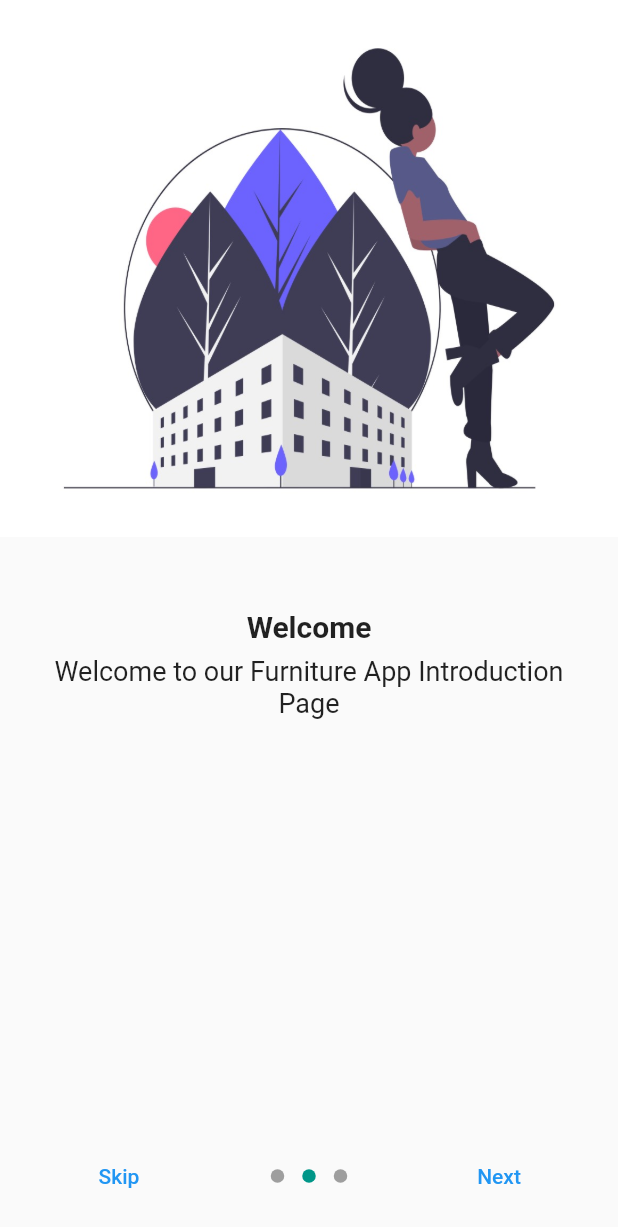
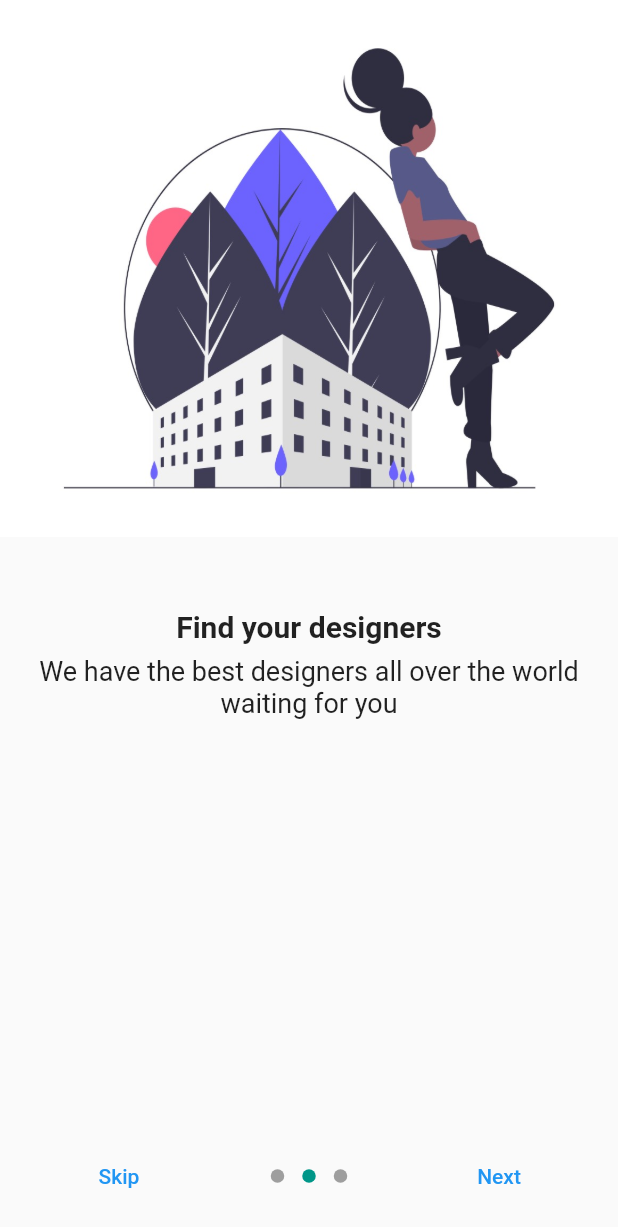
Before and after one commit to ziyadmansy/furniture-project-flutter, a Flutter app: the screen it shows after launch, swiped to page 2, on a phone screen of 412 x 824 dp. Shown: the top 1227 px of the screen. Run offline on Flutter 3.47's test engine with Material 2 defaults, Android fonts, the light colour scheme and no system bars; drawn by our look-alikes of introduction_screen; our stand-ins replace cool_alert, dio, flutter_spinkit, font_awesome_flutter, toast.

Commit message:
minor edits

```diff
--- a/lib/models/post.dart
+++ b/lib/models/post.dart
@@ -7,6 +7,7 @@ class Post {
   final String title;
   final String body;
   final DateTime date;
+  final double price;
 
   Post({
     @required this.id,
@@ -15,5 +16,6 @@ class Post {
     @required this.body,
     @required this.imgUrl,
     @required this.date,
+    @required this.price,
   });
 }
--- a/lib/providers/posts.dart
+++ b/lib/providers/posts.dart
@@ -13,8 +13,9 @@ class Posts with ChangeNotifier {
       imgUrl:
           'https://images.unsplash.com/photo-1618221381711-42ca8ab6e908?ixlib=rb-1.2.1&ixid=MnwxMjA3fDB8MHxwaG90by1wYWdlfHx8fGVufDB8fHx8&auto=format&fit=crop&w=1032&q=80',
       date: DateTime.now(),
+      price: 2500,
     ),
-   /* Post(
+    /* Post(
       id: 1,
       link: 'https://www.google.com/',
       title: 'Beds',
@@ -24,14 +25,16 @@ class Posts with ChangeNotifier {
       date: DateTime.now(),
     ),*/
 
-Post(
+    Post(
       id: 3,
       link: 'https://www.google.com/',
-      title: 'dining table ',
-      body: 'A comfortable and quiet dining room that gives you a feeling of happiness  .',
+      title: 'dining table',
+      body:
+          'A comfortable and quiet dining room that gives you a feeling of happiness  .',
       imgUrl:
           'https://th.bing.com/th/id/R.ad5309861f55f26abdac87f473a70eda?rik=9eJHUoh9aVgC2w&riu=http%3a%2f%2fcdn.ecommercedns.uk%2ffiles%2f5%2f227805%2f4%2f4497284%2fwalnut-small-dining-table-for-4.jpg&ehk=xGw40PewLV%2fB1XeOLsAAoYvVACSeQgUj%2bgXpB4M3raQ%3d&risl=&pid=ImgRaw&r=0',
       date: DateTime.now(),
+      price: 1000,
     ),
     /*Post(
       id: 4,
@@ -60,20 +63,20 @@ Post(
       imgUrl:
           'https://cdn.shopify.com/s/files/1/0399/1126/0318/products/BossatHomeProduct-PalomaLounge6.jpg?v=1594840230',
       date: DateTime.now(),
+      price: 1000,
     ),
   ];
   List<Post> trendings = [
     Post(
       id: 7,
       link: 'https://www.google.com/',
-      title: 'Classy living room ',
+      title: 'Classy living room',
       body: 'Elegance beats everything ',
       imgUrl:
           'https://images.unsplash.com/photo-1618221469555-7f3ad97540d6?ixlib=rb-1.2.1&ixid=MnwxMjA3fDB8MHxwaG90by1wYWdlfHx8fGVufDB8fHx8&auto=format&fit=crop&w=1032&q=80',
       date: DateTime.now(),
+      price: 500,
     ),
-
-
 
     /*Post(
       id: 8,
@@ -103,9 +106,10 @@ Post(
       imgUrl:
           'https://images.unsplash.com/photo-1617103996702-96ff29b1c467?ixlib=rb-1.2.1&ixid=MnwxMjA3fDB8MHxwaG90by1wYWdlfHx8fGVufDB8fHx8&auto=format&fit=crop&w=1032&q=80',
       date: DateTime.now(),
+      price: 1000,
     ),
 
-   /* Post(
+    /* Post(
       id: 17,
       link: 'https://www.google.com/',
       title: 'Bedroom ',
@@ -114,7 +118,7 @@ Post(
           'https://img.edilportale.com/product-thumbs/b_Hotel-bedroom-Cosy-International-548718-rel645990b0.jpg',
       date: DateTime.now(),
     ),*/
-  Post(
+    Post(
       id: 16,
       link: 'https://www.google.com/',
       title: 'Classy chair ',
@@ -122,6 +126,7 @@ Post(
       imgUrl:
           'https://cdn.shopify.com/s/files/1/0399/1126/0318/products/BossatHomeProduct-Mr_Mrs3.jpg?v=1593618756',
       date: DateTime.now(),
+      price: 750,
     ),
   ];
   List<Map<String, dynamic>> media = [];
@@ -253,6 +258,7 @@ Post(
           body: post['content']['rendered'] as String,
           imgUrl: imgUrl,
           date: DateTime.tryParse(post['date'] as String),
+          price: post['price'] as double,
         );
       }).toList();
       notifyListeners();
--- a/lib/screens/cart_screen.dart
+++ b/lib/screens/cart_screen.dart
@@ -44,8 +44,8 @@ class _CartScreenState extends State<CartScreen> {
                           children: [
                             Text(
                               i % 2 == 0
-                                  ? 'Ninja Nike Air 200'
-                                  : 'Ninja Nike Sneakers',
+                                  ? 'Dining Table'
+                                  : 'Classy Living Room',
                               style: TextStyle(
                                 color: mainColor,
                                 fontWeight: FontWeight.bold,
@@ -53,7 +53,7 @@ class _CartScreenState extends State<CartScreen> {
                               ),
                             ),
                             Text(
-                              '\$${i * 45.50}',
+                              '\$${(i+1) * 92.5}',
                               style: TextStyle(
                                 fontSize: 20,
                               ),
--- a/lib/screens/intro_screen.dart
+++ b/lib/screens/intro_screen.dart
@@ -24,19 +24,19 @@ class _IntroScreenState extends State<IntroScreen> {
         pages = [
           introPage(
             title: 'Welcome',
-            body: 'Welcome to our Furniture App Introduction Page',
+            body: 'Furniture home is your home for buying furniture',
             color: Colors.white,
             imgAssetUrl: 'assets/images/intro1.jpeg',
           ),
           introPage(
-            title: 'Welcome',
-            body: 'Welcome to our Furniture App Introduction Page',
+            title: 'Find your designers',
+            body: 'We have the best designers all over the world waiting for you',
             color: Colors.white,
             imgAssetUrl: 'assets/images/intro2.jpeg',
           ),
           introPage(
-            title: 'Welcome',
-            body: 'Welcome to our Furniture App Introduction Page',
+            title: 'Pay with confidence',
+            body: 'Explore our best offers and discounts that are updated daily',
             color: Colors.white,
             imgAssetUrl: 'assets/images/intro3.jpeg',
           ),
```
Also changed, not shown: lib/screens/home_page_screens.dart/home_page.dart (+11 -4 lines).
